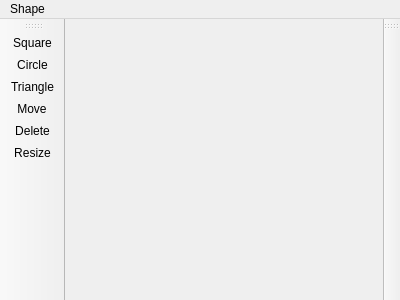
The window that mainwindow.ui (laban211/ADP) describes before a commit, drawn with Qt 5.
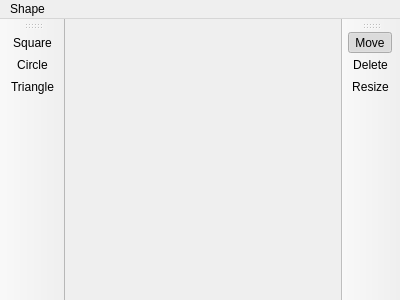
The same window after the commit.

Commit message: The buttons are now checkable

```diff
--- a/mainwindow.ui
+++ b/mainwindow.ui
@@ -43,9 +43,6 @@
    <addaction name="actionSquare"/>
    <addaction name="actionCircle"/>
    <addaction name="actionTriangle"/>
-   <addaction name="actionMove"/>
-   <addaction name="actionDelete"/>
-   <addaction name="actionResize"/>
   </widget>
   <widget class="QToolBar" name="rightToolBar">
    <property name="windowTitle">
@@ -57,6 +54,9 @@
    <attribute name="toolBarBreak">
     <bool>false</bool>
    </attribute>
+   <addaction name="actionMove"/>
+   <addaction name="actionDelete"/>
+   <addaction name="actionResize"/>
   </widget>
   <action name="actionSquare">
    <property name="text">
@@ -74,6 +74,12 @@
    </property>
   </action>
   <action name="actionMove">
+   <property name="checkable">
+    <bool>true</bool>
+   </property>
+   <property name="checked">
+    <bool>true</bool>
+   </property>
    <property name="text">
     <string>Move</string>
    </property>
```
Left out of the diff: 6 changed lines with no effect on the pictures. The commit also changes 2 other files.
